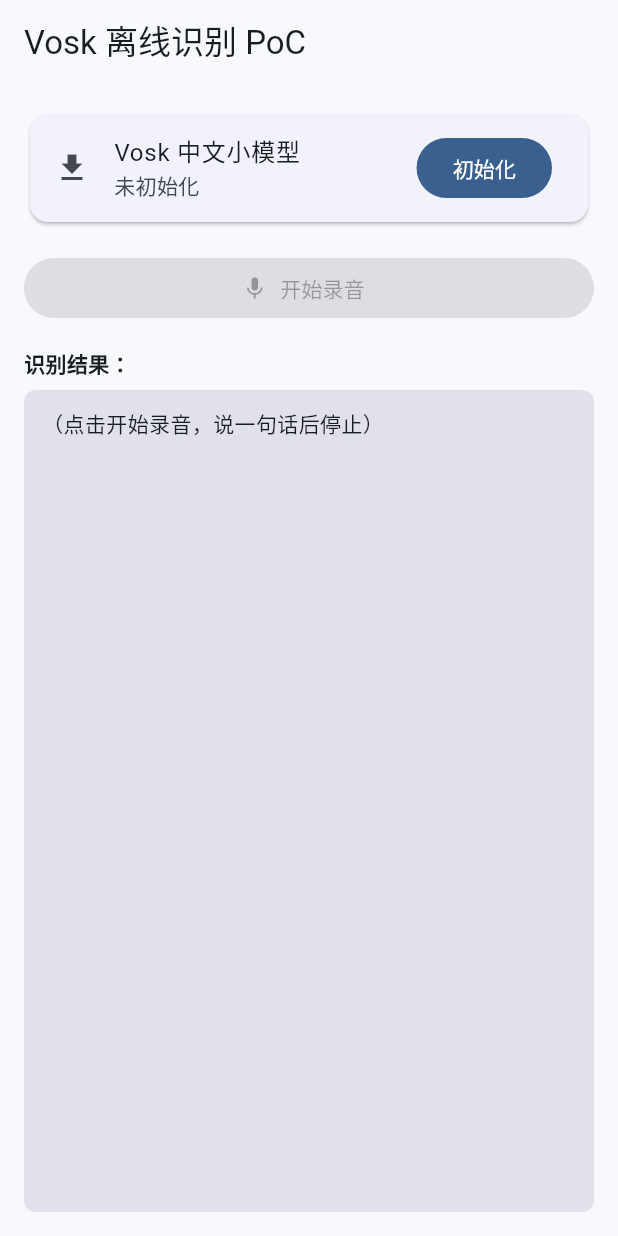
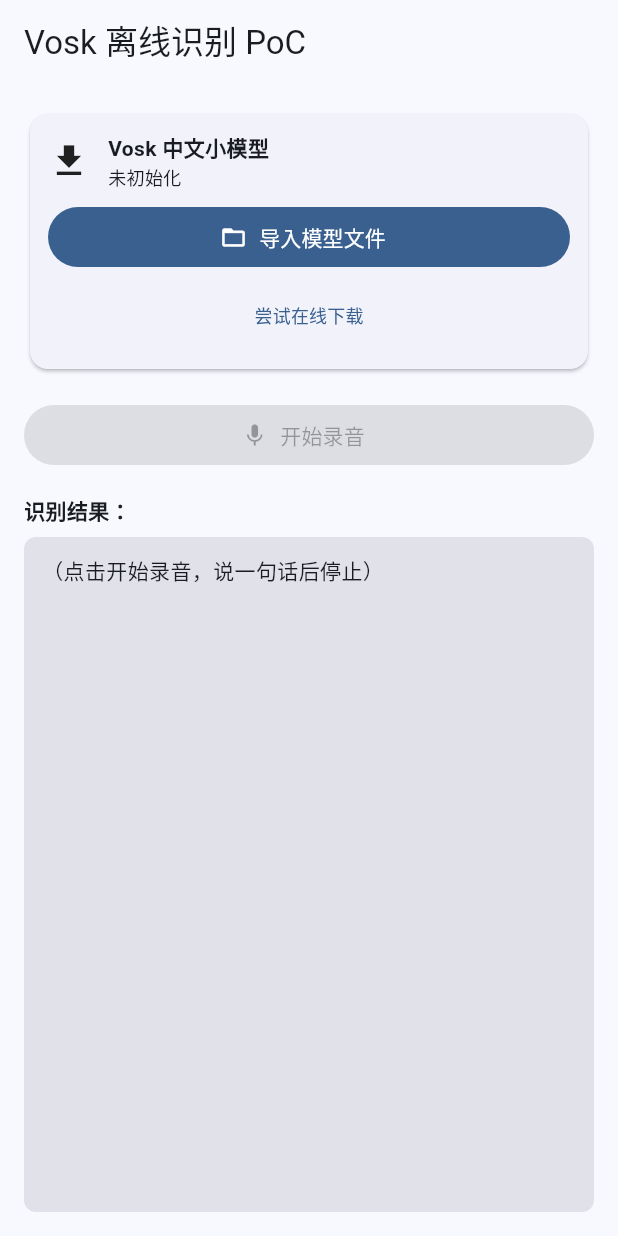
Before and after one commit to EasongChung/WiseMuse, a Flutter app: the screen it shows after launch, on a phone screen of 412 x 824 dp. Run offline on Flutter 3.47's test engine with Material 3 defaults, Android fonts, the phone set to English and light mode, and no system bars; our stand-ins replace file_picker, permission_handler, shared_preferences, sqflite; accounts and stored records are empty.

Commit message:
feat: 模型文件离线导入（file_picker + importFromZip）
- pubspec 新增 file_picker 11.0.3（移除 assets/models/）
- ModelStore 新增 importFromZip：从本地 zip 导入模型到私有目录
- AsrDemoPage 新增「导入模型文件」按钮（file_picker 选 zip）+「尝试在线下载」降级
- 同步更新 widget_test 断言

```diff
--- a/lib/features/follow/asr_demo_page.dart
+++ b/lib/features/follow/asr_demo_page.dart
@@ -1,3 +1,4 @@
+import 'package:file_picker/file_picker.dart';
 import 'package:flutter/material.dart';
 import 'package:permission_handler/permission_handler.dart';
 
@@ -49,7 +50,41 @@
       if (!mounted) return;
       setState(() {
         _busy = false;
-        _status = '初始化失败: $e';
+        _status = '网络下载失败，请改用「导入模型文件」: $e';
+      });
+    }
+  }
+
+  /// 通过文件选择器导入本地模型 zip（离线方式）。
+  Future<void> _importModel() async {
+    final result = await FilePicker.pickFiles(
+      type: FileType.custom,
+      allowedExtensions: ['zip'],
+      dialogTitle: '选择 Vosk 模型 zip 文件',
+    );
+    if (result == null ||
+        result.files.isEmpty ||
+        result.files.first.path == null) {
+      return; // 用户取消
+    }
+    final zipPath = result.files.first.path!;
+    setState(() {
+      _busy = true;
+      _status = '正在导入并解压模型…';
+    });
+    try {
+      final modelPath = await ModelStore.importFromZip(zipPath);
+      final ok = await _asr.init(modelPath);
+      if (!mounted) return;
+      setState(() {
+        _busy = false;
+        _status = ok ? '模型导入并加载成功 ✓' : '模型加载失败';
+      });
+    } catch (e) {
+      if (!mounted) return;
+      setState(() {
+        _busy = false;
+        _status = '导入失败: $e';
       });
     }
   }
@@ -83,23 +118,64 @@
           crossAxisAlignment: CrossAxisAlignment.stretch,
           children: [
             Card(
-              child: ListTile(
-                leading: Icon(
+              child: Padding(
+                padding: const EdgeInsets.all(12),
+                child: Column(
+                  crossAxisAlignment: CrossAxisAlignment.stretch,
+                  children: [
+                    Row(
+                      children: [
+                        Icon(
                           _asr.isLoaded ? Icons.check_circle : Icons.download,
                           color: _asr.isLoaded ? Colors.green : null,
+                          size: 28,
                         ),
-                title: const Text('Vosk 中文小模型'),
-                subtitle: Text(_status),
-                trailing:
-                    _busy
-                        ? const SizedBox(
+                        const SizedBox(width: 12),
+                        Expanded(
+                          child: Column(
+                            crossAxisAlignment: CrossAxisAlignment.start,
+                            children: [
+                              const Text(
+                                'Vosk 中文小模型',
+                                style: TextStyle(fontWeight: FontWeight.bold),
+                              ),
+                              Text(
+                                _status,
+                                style: const TextStyle(fontSize: 12),
+                              ),
+                            ],
+                          ),
+                        ),
+                      ],
+                    ),
+                    if (!_asr.isLoaded && !_busy) ...[
+                      const SizedBox(height: 8),
+                      FilledButton.icon(
+                        icon: const Icon(Icons.folder_open, size: 18),
+                        onPressed: _importModel,
+                        label: const Text('导入模型文件'),
+                      ),
+                      const SizedBox(height: 4),
+                      TextButton(
+                        onPressed: _initModel,
+                        child: const Text(
+                          '尝试在线下载',
+                          style: TextStyle(fontSize: 12),
+                        ),
+                      ),
+                    ],
+                    if (_busy)
+                      const Padding(
+                        padding: EdgeInsets.only(top: 8),
+                        child: Center(
+                          child: SizedBox(
                             width: 20,
                             height: 20,
                             child: CircularProgressIndicator(strokeWidth: 2),
-                        )
-                        : FilledButton(
-                          onPressed: _asr.isLoaded ? null : _initModel,
-                          child: const Text('初始化'),
+                          ),
+                        ),
+                      ),
+                  ],
                 ),
               ),
             ),
--- a/pubspec.yaml
+++ b/pubspec.yaml
@@ -20,6 +20,8 @@
   path: 1.9.1
   # 录音权限（跟读/听写）
   permission_handler: 13.0.0
+  # 文件选择（模型导入）
+  file_picker: 11.0.3
   # 模型下载与解压
   http: 1.6.0
   archive: 4.0.9
```
Also changed, not shown: lib/services/model_store.dart (+23 -0 lines), 1 other file. Lines whose indentation alone changed are shown as unchanged.
